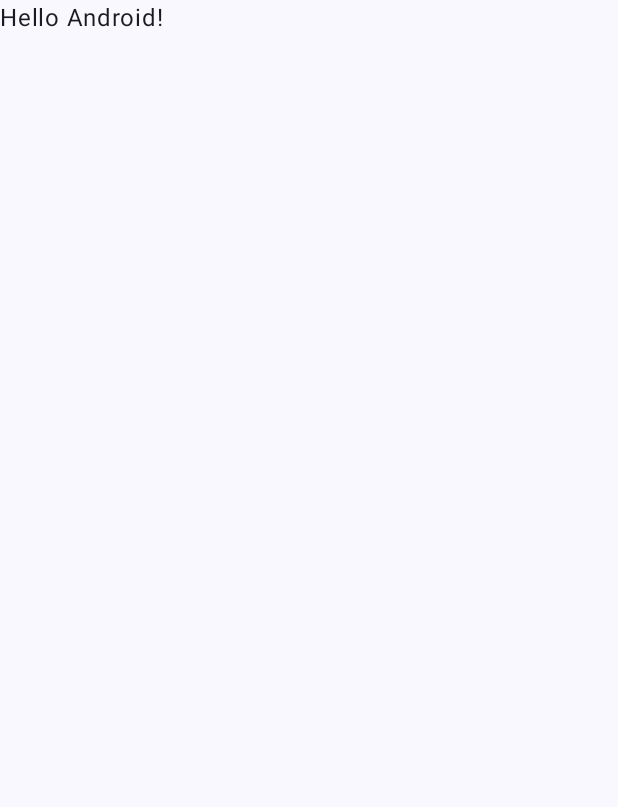
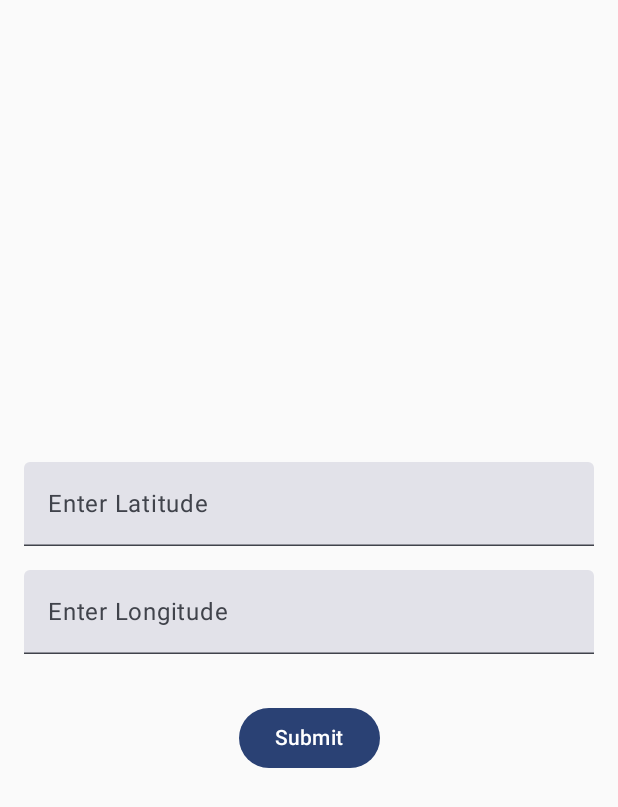
Before and after one commit to AlaaGhalib/WeatherApp, an Android app built with Jetpack Compose: the screen it shows after launch (MainActivity), on a phone screen of 412 x 824 dp. Before the commit the part shown is almost empty. Shown: the top 807 px of the screen. Run offline under Robolectric (Android 15) with nearby library versions, the phone set to English and light mode, and no system bars; 1 statement that could not run was skipped.

Commit message:
Almost done

```diff
--- a/app/src/main/java/com/example/myapplication/MainActivity.kt
+++ /dev/null
@@ -1,47 +0,0 @@
-package com.example.myapplication
-
-import android.os.Bundle
-import androidx.activity.ComponentActivity
-import androidx.activity.compose.setContent
-import androidx.activity.enableEdgeToEdge
-import androidx.compose.foundation.layout.fillMaxSize
-import androidx.compose.foundation.layout.padding
-import androidx.compose.material3.Scaffold
-import androidx.compose.material3.Text
-import androidx.compose.runtime.Composable
-import androidx.compose.ui.Modifier
-import androidx.compose.ui.tooling.preview.Preview
-import com.example.myapplication.ui.theme.MyApplicationTheme
-
-class MainActivity : ComponentActivity() {
-    override fun onCreate(savedInstanceState: Bundle?) {
-        super.onCreate(savedInstanceState)
-        enableEdgeToEdge()
-        setContent {
-            MyApplicationTheme {
-                Scaffold(modifier = Modifier.fillMaxSize()) { innerPadding ->
-                    Greeting(
-                        name = "Android",
-                        modifier = Modifier.padding(innerPadding)
-                    )
-                }
-            }
-        }
-    }
-}
-
-@Composable
-fun Greeting(name: String, modifier: Modifier = Modifier) {
-    Text(
-        text = "Hello $name!",
-        modifier = modifier
-    )
-}
-
-@Preview(showBackground = true)
-@Composable
-fun GreetingPreview() {
-    MyApplicationTheme {
-        Greeting("Android")
-    }
-}
--- /dev/null
+++ b/app/src/main/java/com/example/myapplication/WeatherAdapter.kt
@@ -0,0 +1,4 @@
+package com.example.myapplication
+
+class WeatherAdapter {
+}
--- /dev/null
+++ b/app/src/main/java/com/example/myapplication/repository/WeatherRepository.kt
@@ -0,0 +1,4 @@
+package com.example.myapplication.repository
+
+class WeatherRepository {
+}
--- /dev/null
+++ b/app/src/main/java/com/example/myapplication/ui/MainActivity.kt
@@ -0,0 +1,18 @@
+package com.example.myapplication.ui
+
+import MainApp
+import android.os.Bundle
+import androidx.activity.ComponentActivity
+import androidx.activity.compose.setContent
+import com.example.myapplication.ui.themes.MyApplicationTheme
+
+class MainActivity : ComponentActivity() {
+    override fun onCreate(savedInstanceState: Bundle?) {
+        super.onCreate(savedInstanceState)
+        setContent {
+            MyApplicationTheme {
+                MainApp()
+            }
+        }
+    }
+}
--- /dev/null
+++ b/app/src/main/java/com/example/myapplication/ui/MainApp.kt
@@ -0,0 +1,31 @@
+import androidx.compose.runtime.Composable
+import androidx.navigation.compose.NavHost
+import androidx.navigation.compose.composable
+import androidx.navigation.compose.rememberNavController
+import androidx.navigation.navArgument
+import androidx.navigation.NavType
+import com.example.myapplication.ui.StartScreen
+
+@Composable
+fun MainApp() {
+    val navController = rememberNavController()
+
+    NavHost(navController = navController, startDestination = "start_screen") {
+        composable("start_screen") {
+            StartScreen { latitude, longitude ->
+                navController.navigate("weather_data_screen/$latitude/$longitude")
+            }
+        }
+        composable(
+            "weather_data_screen/{latitude}/{longitude}",
+            arguments = listOf(
+                navArgument("latitude") { type = NavType.FloatType },
+                navArgument("longitude") { type = NavType.FloatType }
+            )
+        ) { backStackEntry ->
+            val latitude = backStackEntry.arguments?.getFloat("latitude") ?: 0.0f
+            val longitude = backStackEntry.arguments?.getFloat("longitude") ?: 0.0f
+            WeatherDataScreen(latitude = latitude, longitude = longitude)
+        }
+    }
+}
--- /dev/null
+++ b/app/src/main/java/com/example/myapplication/ui/StartScreen.kt
@@ -0,0 +1,73 @@
+package com.example.myapplication.ui
+
+import androidx.compose.foundation.layout.Arrangement
+import androidx.compose.foundation.layout.Column
+import androidx.compose.foundation.layout.Spacer
+import androidx.compose.foundation.layout.fillMaxSize
+import androidx.compose.foundation.layout.fillMaxWidth
+import androidx.compose.foundation.layout.height
+import androidx.compose.foundation.layout.padding
+import androidx.compose.material3.Button
+import androidx.compose.material3.Text
+import androidx.compose.material3.TextField
+import androidx.compose.runtime.Composable
+import androidx.compose.runtime.getValue
+import androidx.compose.runtime.mutableStateOf
+import androidx.compose.runtime.remember
+import androidx.compose.runtime.setValue
+import androidx.compose.ui.Alignment
+import androidx.compose.ui.Modifier
+import androidx.compose.ui.unit.dp
+
+@Composable
+fun StartScreen(onSubmit: (latitude: Float, longitude: Float) -> Unit) {
+    var latitude by remember { mutableStateOf("") }
+    var longitude by remember { mutableStateOf("") }
+    var errorMessage by remember { mutableStateOf("") }
+
+    Column(
+        modifier = Modifier
+            .fillMaxSize()
+            .padding(16.dp),
+        verticalArrangement = Arrangement.Center
+    ) {
+        TextField(
+            value = latitude,
+            onValueChange = {
+                latitude = it
+                errorMessage = if (it.toFloatOrNull() != null) "" else "Please enter a valid latitude."
+            },
+            label = { Text("Enter Latitude") },
+            modifier = Modifier.fillMaxWidth()
+        )
+        Spacer(modifier = Modifier.height(16.dp))
+        TextField(
+            value = longitude,
+            onValueChange = {
+                longitude = it
+                errorMessage = if (it.toFloatOrNull() != null) "" else "Please enter a valid longitude."
+            },
+            label = { Text("Enter Longitude") },
+            modifier = Modifier.fillMaxWidth()
+        )
+        Spacer(modifier = Modifier.height(16.dp))
+        if (errorMessage.isNotEmpty()) {
+            Text(text = errorMessage, color = androidx.compose.ui.graphics.Color.Red)
+        }
+        Spacer(modifier = Modifier.height(16.dp))
+        Button(
+            onClick = {
+                val lat = latitude.toFloatOrNull()
+                val lon = longitude.toFloatOrNull()
+                if (lat != null && lon != null) {
+                    onSubmit(lat, lon)
+                } else {
+                    errorMessage = "Please enter valid coordinates."
+                }
+            },
+            modifier = Modifier.align(Alignment.CenterHorizontally)
+        ) {
+            Text("Submit")
+        }
+    }
+}
--- a/app/src/main/java/com/example/myapplication/ui/theme/Type.kt
+++ /dev/null
@@ -1,34 +0,0 @@
-package com.example.myapplication.ui.theme
-
-import androidx.compose.material3.Typography
-import androidx.compose.ui.text.TextStyle
-import androidx.compose.ui.text.font.FontFamily
-import androidx.compose.ui.text.font.FontWeight
-import androidx.compose.ui.unit.sp
-
-// Set of Material typography styles to start with
-val Typography = Typography(
-    bodyLarge = TextStyle(
-        fontFamily = FontFamily.Default,
-        fontWeight = FontWeight.Normal,
-        fontSize = 16.sp,
-        lineHeight = 24.sp,
-        letterSpacing = 0.5.sp
-    )
-    /* Other default text styles to override
-    titleLarge = TextStyle(
-        fontFamily = FontFamily.Default,
-        fontWeight = FontWeight.Normal,
-        fontSize = 22.sp,
-        lineHeight = 28.sp,
-        letterSpacing = 0.sp
-    ),
-    labelSmall = TextStyle(
-        fontFamily = FontFamily.Default,
-        fontWeight = FontWeight.Medium,
-        fontSize = 11.sp,
-        lineHeight = 16.sp,
-        letterSpacing = 0.5.sp
-    )
-    */
-)
--- a/app/src/main/java/com/example/myapplication/ui/theme/Color.kt
+++ b/app/src/main/java/com/example/myapplication/ui/themes/Color.kt
@@ -1,4 +1,4 @@
-package com.example.myapplication.ui.theme
+package com.example.myapplication.ui.themes
 
 import androidx.compose.ui.graphics.Color
 
--- a/app/src/main/java/com/example/myapplication/ui/theme/Theme.kt
+++ b/app/src/main/java/com/example/myapplication/ui/themes/Theme.kt
@@ -1,6 +1,5 @@
-package com.example.myapplication.ui.theme
+package com.example.myapplication.ui.themes
 
-import android.app.Activity
 import android.os.Build
 import androidx.compose.foundation.isSystemInDarkTheme
 import androidx.compose.material3.MaterialTheme
--- a/app/src/main/res/values/themes.xml
+++ b/app/src/main/res/values/themes.xml
@@ -1,5 +1,10 @@
 <?xml version="1.0" encoding="utf-8"?>
 <resources>
-
-    <style name="Theme.MyApplication" parent="android:Theme.Material.Light.NoActionBar" />
+    <!-- Base application theme -->
+    <style name="Theme.MyApplication" parent="Theme.AppCompat.Light.DarkActionBar">
+        <!-- Customize your theme here -->
+        <item name="colorPrimary">@color/purple_500</item>
+        <item name="colorPrimaryDark">@color/purple_700</item>
+        <item name="colorAccent">@color/teal_200</item>
+    </style>
 </resources>
```
Also changed, not shown: app/build.gradle.kts (+40 -1 lines), app/src/main/AndroidManifest.xml (+12 -15 lines), app/src/main/java/com/example/myapplication/api/ApiClient.kt (added, +13 -0 lines), app/src/main/java/com/example/myapplication/api/WeatherService.kt (added, +15 -0 lines), app/src/main/java/com/example/myapplication/model/WeatherResponse.kt (added, +19 -0 lines), app/src/main/java/com/example/myapplication/parser/WeatherParser.kt (added, +15 -0 lines), app/src/main/java/com/example/myapplication/ui/WeatherDataScreen.kt (added, +85 -0 lines), app/src/main/java/com/example/myapplication/ui/themes/Shapes.kt (added, +12 -0 lines), app/src/main/java/com/example/myapplication/utils/NetworkUtils.kt (added, +14 -0 lines), gradle/libs.versions.toml (+8 -0 lines).
